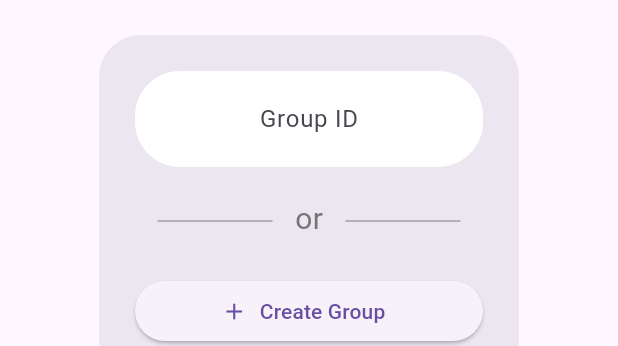
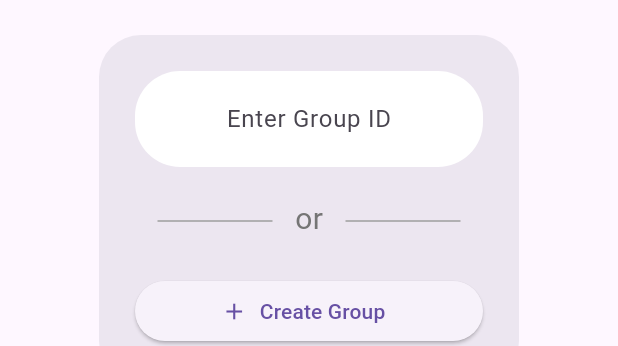
Before and after one commit to split-eth/split-eth-flutter, a Flutter app: the AddGroupView widget shown alone on an empty page, opened directly, after a tap on "Create Group", on a phone screen of 412 x 824 dp. Shown: the part 409-755 px from the top of the screen. Run offline on Flutter 3.47's test engine with Material 3 defaults, Android fonts, the phone set to English and light mode, and no system bars; our stand-ins replace equatable, flutter_slidable, get_it, go_router, shared_preferences; accounts and stored records are empty.

Commit message:
join group

```diff
--- a/lib/atoms/seth_text_field.dart
+++ b/lib/atoms/seth_text_field.dart
@@ -4,15 +4,18 @@ class SethTextField extends StatelessWidget {
   const SethTextField({
     super.key,
     required this.label,
+    this.onFieldSubmitted,
     this.keyboardType,
   });
 
   final String label;
+  final void Function(String)? onFieldSubmitted;
   final TextInputType? keyboardType;
 
   @override
   Widget build(BuildContext context) {
     return TextFormField(
+      onFieldSubmitted: onFieldSubmitted,
       keyboardType: keyboardType,
       textAlign: TextAlign.center,
       decoration: InputDecoration(
--- a/lib/features/group_list/features/add_group/view.dart
+++ b/lib/features/group_list/features/add_group/view.dart
@@ -17,9 +17,11 @@ class AddGroupView extends StatelessWidget {
     return SimpleDialog(
       contentPadding: const EdgeInsets.all(24),
       children: [
-        const SethTextField(
-          label: 'Group ID',
-          keyboardType: TextInputType.number,
+        SethTextField(
+          label: 'Enter Group ID',
+          // NOTE: needed to show "done" button on iOS
+          keyboardType: const TextInputType.numberWithOptions(signed: true),
+          onFieldSubmitted: (String value) => _joinGroup(context, value),
         ),
         Padding(
           padding: const EdgeInsets.symmetric(vertical: 20),
@@ -34,8 +36,12 @@ class AddGroupView extends StatelessWidget {
     );
   }
 
-  static void _createGroup(BuildContext context) {
+  void _createGroup(BuildContext context) {
     final String id = List.generate(6, (_) => Random().nextInt(10)).join();
+    _joinGroup(context, id);
+  }
+
+  void _joinGroup(BuildContext context, String id) {
     final Group group = Group(id: id);
     context.read<GroupListController>().addGroup(group);
     context.go('/groups/$id'); // TODO go to share page?
```
